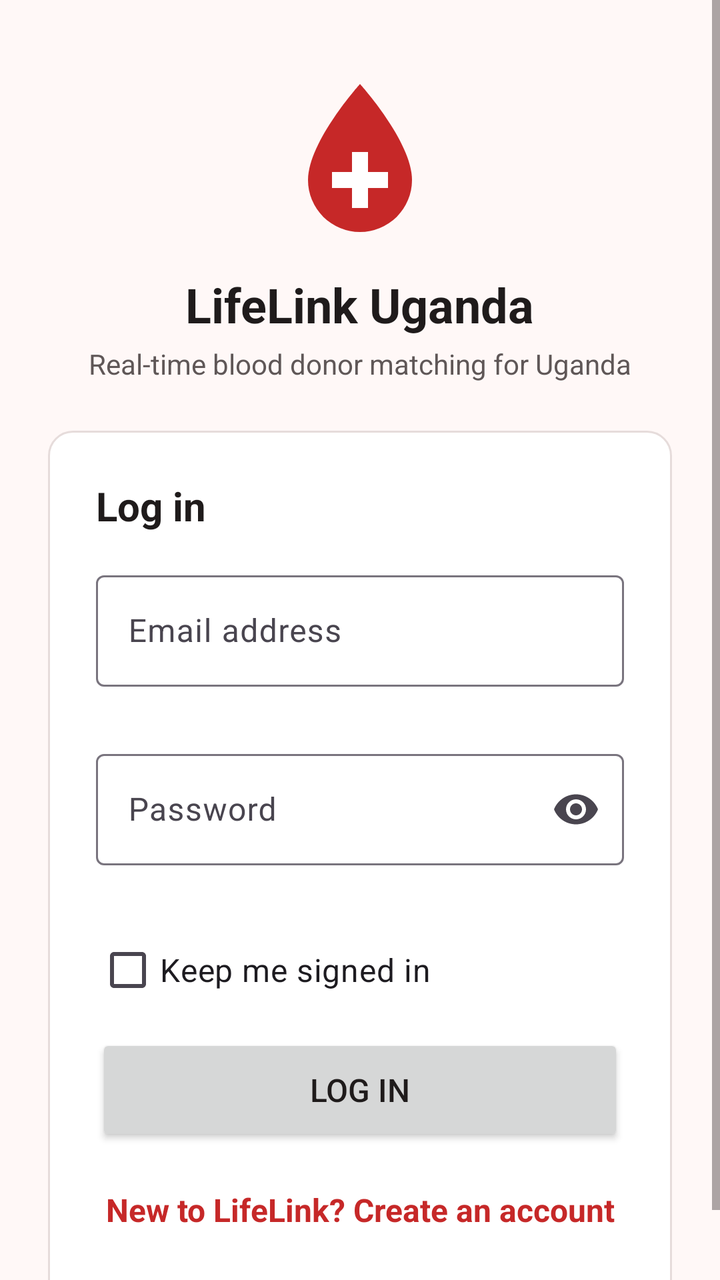
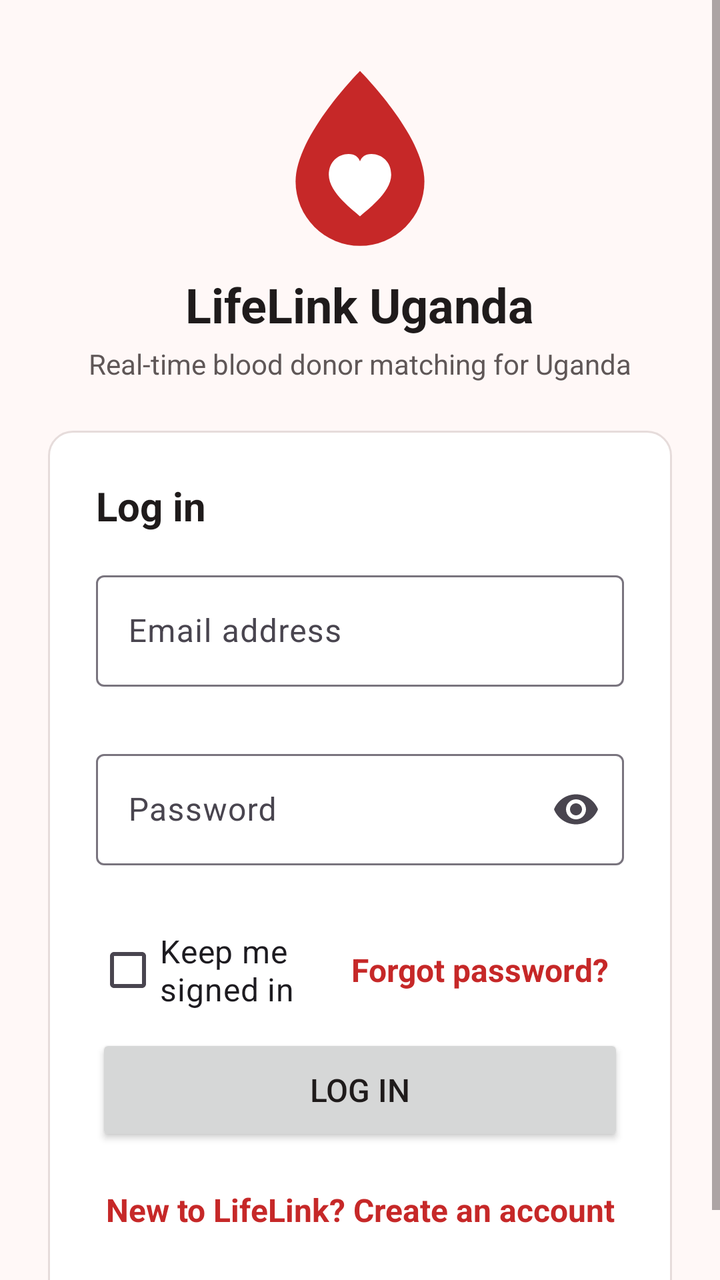

Screens rendered from an Android XML layout before and after an edit, with the pre-edit source and the edit as a unified diff.
<!-- AndroidManifest.xml: application theme Theme.LifeLink -->
<!-- res/layout/activity_login.xml -->
<?xml version="1.0" encoding="utf-8"?>
<ScrollView xmlns:android="http://schemas.android.com/apk/res/android"
    xmlns:app="http://schemas.android.com/apk/res-auto"
    android:layout_width="match_parent"
    android:layout_height="match_parent"
    android:background="@color/background"
    android:fillViewport="true"
    android:fitsSystemWindows="true">

    <androidx.constraintlayout.widget.ConstraintLayout
        android:layout_width="match_parent"
        android:layout_height="wrap_content">

        <LinearLayout
            android:id="@+id/groupBrand"
            android:layout_width="wrap_content"
            android:layout_height="wrap_content"
            android:layout_marginTop="@dimen/space_xl"
            android:gravity="center_horizontal"
            android:orientation="vertical"
            app:layout_constraintBottom_toTopOf="@+id/cardLogin"
            app:layout_constraintEnd_toEndOf="parent"
            app:layout_constraintStart_toStartOf="parent"
            app:layout_constraintTop_toTopOf="parent"
            app:layout_constraintVertical_chainStyle="packed">

            <ImageView
                android:id="@+id/imgLogo"
                android:layout_width="@dimen/logo_size"
                android:layout_height="@dimen/logo_size"
                android:contentDescription="@string/content_logo"
                android:src="@drawable/ic_blood_drop" />

            <TextView
                android:id="@+id/tvAppName"
                style="@style/LL.Text.Headline"
                android:layout_width="wrap_content"
                android:layout_height="wrap_content"
                android:layout_marginTop="@dimen/space_s"
                android:text="@string/app_name" />

            <TextView
                android:id="@+id/tvTagline"
                style="@style/LL.Text.Caption"
                android:layout_width="wrap_content"
                android:layout_height="wrap_content"
                android:layout_marginTop="@dimen/space_xs"
                android:gravity="center"
                android:text="@string/app_tagline" />
        </LinearLayout>

        <LinearLayout
            android:id="@+id/cardLogin"
            style="@style/LL.Card"
            android:layout_width="0dp"
            android:layout_height="wrap_content"
            android:layout_marginStart="@dimen/space_l"
            android:layout_marginTop="@dimen/space_l"
            android:layout_marginEnd="@dimen/space_l"
            android:layout_marginBottom="@dimen/space_l"
            android:orientation="vertical"
            android:padding="@dimen/space_l"
            app:layout_constraintBottom_toBottomOf="parent"
            app:layout_constraintEnd_toEndOf="parent"
            app:layout_constraintStart_toStartOf="parent"
            app:layout_constraintTop_toBottomOf="@+id/groupBrand"
            app:layout_constraintWidth_max="@dimen/card_max_width">

            <TextView
                android:id="@+id/tvLoginHeading"
                style="@style/LL.Text.Title"
                android:layout_width="match_parent"
                android:layout_height="wrap_content"
                android:layout_marginBottom="@dimen/space_m"
                android:text="@string/login_heading" />

            <com.google.android.material.textfield.TextInputLayout
                android:id="@+id/layoutEmail"
                style="@style/Widget.Material3.TextInputLayout.OutlinedBox"
                android:layout_width="match_parent"
                android:layout_height="wrap_content"
                android:hint="@string/hint_email"
                app:errorEnabled="true">

                <com.google.android.material.textfield.TextInputEditText
                    android:id="@+id/txtEmail"
                    android:layout_width="match_parent"
                    android:layout_height="wrap_content"
                    android:autofillHints="emailAddress"
                    android:imeOptions="actionNext"
                    android:inputType="textEmailAddress"
                    android:maxLines="1" />
            </com.google.android.material.textfield.TextInputLayout>

            <com.google.android.material.textfield.TextInputLayout
                android:id="@+id/layoutPassword"
                style="@style/Widget.Material3.TextInputLayout.OutlinedBox"
                android:layout_width="match_parent"
                android:layout_height="wrap_content"
                android:layout_marginTop="@dimen/space_s"
                android:hint="@string/hint_password"
                app:endIconMode="password_toggle"
                app:errorEnabled="true">

                <com.google.android.material.textfield.TextInputEditText
                    android:id="@+id/txtPassword"
                    android:layout_width="match_parent"
                    android:layout_height="wrap_content"
                    android:autofillHints="password"
                    android:imeOptions="actionDone"
                    android:inputType="textPassword"
                    android:maxLines="1" />
            </com.google.android.material.textfield.TextInputLayout>

            <CheckBox
                android:id="@+id/chkRemember"
                android:layout_width="wrap_content"
                android:layout_height="wrap_content"
                android:layout_marginTop="@dimen/space_s"
                android:minHeight="@dimen/touch_target"
                android:text="@string/remember_me"
                android:textSize="@dimen/text_body" />

            <Button
                android:id="@+id/btnLogin"
                android:layout_width="match_parent"
                android:layout_height="@dimen/button_height"
                android:layout_marginTop="@dimen/space_s"
                android:text="@string/action_login"
                android:textSize="@dimen/text_body" />

            <TextView
                android:id="@+id/tvRegisterLink"
                style="@style/LL.Text.Body"
                android:layout_width="match_parent"
                android:layout_height="wrap_content"
                android:layout_marginTop="@dimen/space_s"
                android:background="?attr/selectableItemBackground"
                android:clickable="true"
                android:focusable="true"
                android:gravity="center"
                android:minHeight="@dimen/touch_target"
                android:text="@string/link_register"
                android:textColor="@color/brand_primary"
                android:textStyle="bold" />
        </LinearLayout>
    </androidx.constraintlayout.widget.ConstraintLayout>
</ScrollView>
<!-- resources referenced by this layout -->
<resources>
  <color name="background">#FFF8F7</color>
  <color name="brand_primary">#C62828</color>
  <dimen name="button_height">56dp</dimen>
  <dimen name="card_max_width">480dp</dimen>
  <dimen name="logo_size">96dp</dimen>
  <dimen name="space_l">24dp</dimen>
  <dimen name="space_m">16dp</dimen>
  <dimen name="space_s">8dp</dimen>
  <dimen name="space_xl">32dp</dimen>
  <dimen name="space_xs">4dp</dimen>
  <dimen name="text_body">16sp</dimen>
  <dimen name="touch_target">48dp</dimen>
  <!-- drawable ic_blood_drop (drawable) -->
  <?xml version="1.0" encoding="utf-8"?>
  <vector xmlns:android="http://schemas.android.com/apk/res/android"
      android:width="96dp"
      android:height="96dp"
      android:viewportWidth="24"
      android:viewportHeight="24">
      
      <path
          android:fillColor="@color/brand_primary"
          android:pathData="M12,2.5c0,0 -6.5,7.2 -6.5,12a6.5,6.5 0 0,0 13,0c0,-4.8 -6.5,-12 -6.5,-12z" />
      
      <path
          android:fillColor="#FFFFFF"
          android:pathData="M11,11h2v2.5h2.5v2H13V18h-2v-2.5H8.5v-2H11z" />
  </vector>
  <string name="action_login">Log in</string>
  <string name="app_name">LifeLink Uganda</string>
  <string name="app_tagline">Real-time blood donor matching for Uganda</string>
  <string name="content_logo">LifeLink Uganda logo, a red blood drop with a plus sign</string>
  <string name="hint_email">Email address</string>
  <string name="hint_password">Password</string>
  <string name="link_register">New to LifeLink? Create an account</string>
  <string name="login_heading">Log in</string>
  <string name="remember_me">Keep me signed in</string>
  <style name="LL.Card">
          <item name="android:background">@drawable/bg_card</item>
          <item name="android:padding">@dimen/space_m</item>
      </style>
  <style name="LL.Text.Body">
          <item name="android:textSize">@dimen/text_body</item>
          <item name="android:textColor">@color/text_primary</item>
      </style>
  <style name="LL.Text.Caption">
          <item name="android:textSize">@dimen/text_caption</item>
          <item name="android:textColor">@color/text_secondary</item>
      </style>
  <style name="LL.Text.Headline">
          <item name="android:textSize">@dimen/text_headline</item>
          <item name="android:textColor">@color/text_primary</item>
          <item name="android:textStyle">bold</item>
      </style>
  <style name="LL.Text.Title">
          <item name="android:textSize">@dimen/text_title</item>
          <item name="android:textColor">@color/text_primary</item>
          <item name="android:textStyle">bold</item>
      </style>
  <!-- drawable bg_card (drawable) -->
  <?xml version="1.0" encoding="utf-8"?>
  <shape xmlns:android="http://schemas.android.com/apk/res/android"
      android:shape="rectangle">
      <solid android:color="@color/surface" />
      <stroke
          android:width="1dp"
          android:color="@color/divider" />
      <corners android:radius="@dimen/corner_radius" />
  </shape>
  <color name="text_primary">#1F1B1B</color>
  <dimen name="text_caption">14sp</dimen>
  <color name="text_secondary">#5F5757</color>
  <dimen name="text_headline">24sp</dimen>
  <dimen name="text_title">20sp</dimen>
  <color name="brand_on_primary">#FFFFFF</color>
  <color name="brand_secondary">#00695C</color>
  <color name="surface">#FFFFFF</color>
  <color name="status_error">#B3261E</color>
  <color name="divider">#E6DCDB</color>
  <dimen name="corner_radius">12dp</dimen>
  <!-- unchanged entries left out for length: 1 -->
</resources>

<!-- the commit's change to res/layout/activity_login.xml (unified diff, before → after) -->
@@ -112,14 +112,38 @@
                     android:maxLines="1" />
             </com.google.android.material.textfield.TextInputLayout>
 
-            <CheckBox
-                android:id="@+id/chkRemember"
-                android:layout_width="wrap_content"
+            <LinearLayout
+                android:layout_width="match_parent"
                 android:layout_height="wrap_content"
                 android:layout_marginTop="@dimen/space_s"
-                android:minHeight="@dimen/touch_target"
-                android:text="@string/remember_me"
-                android:textSize="@dimen/text_body" />
+                android:gravity="center_vertical"
+                android:orientation="horizontal">
+
+                <CheckBox
+                    android:id="@+id/chkRemember"
+                    android:layout_width="0dp"
+                    android:layout_height="wrap_content"
+                    android:layout_weight="1"
+                    android:minHeight="@dimen/touch_target"
+                    android:text="@string/remember_me"
+                    android:textSize="@dimen/text_body" />
+
+                <TextView
+                    android:id="@+id/tvForgotLink"
+                    style="@style/LL.Text.Body"
+                    android:layout_width="wrap_content"
+                    android:layout_height="wrap_content"
+                    android:background="?attr/selectableItemBackground"
+                    android:clickable="true"
+                    android:focusable="true"
+                    android:gravity="center"
+                    android:minHeight="@dimen/touch_target"
+                    android:paddingStart="@dimen/space_s"
+                    android:paddingEnd="@dimen/space_s"
+                    android:text="@string/link_forgot"
+                    android:textColor="@color/brand_primary"
+                    android:textStyle="bold" />
+            </LinearLayout>
 
             <Button
                 android:id="@+id/btnLogin"
<!-- resource entries referenced after the edit -->
@@ -17,23 +17,26 @@
   <vector xmlns:android="http://schemas.android.com/apk/res/android"
       android:width="96dp"
       android:height="96dp"
-      android:viewportWidth="24"
-      android:viewportHeight="24">
-      
-      <path
-          android:fillColor="@color/brand_primary"
-          android:pathData="M12,2.5c0,0 -6.5,7.2 -6.5,12a6.5,6.5 0 0,0 13,0c0,-4.8 -6.5,-12 -6.5,-12z" />
-      
-      <path
-          android:fillColor="#FFFFFF"
-          android:pathData="M11,11h2v2.5h2.5v2H13V18h-2v-2.5H8.5v-2H11z" />
+      android:viewportWidth="72"
+      android:viewportHeight="72">
+      <group
+          android:translateX="-18"
+          android:translateY="-18">
+          <path
+              android:fillColor="@color/brand_primary"
+              android:pathData="M54,20.65 C54,20.65 29.85,44.80 29.85,62.05 A24.15,24.15 0 0 0 78.15,62.05 C78.15,44.80 54,20.65 54,20.65 Z" />
+          <path
+              android:fillColor="#FFFFFF"
+              android:pathData="M54.00,75.15 C52.05,73.20 42.30,66.38 42.30,59.55 C42.30,54.67 45.81,51.75 49.71,51.75 C52.05,51.75 53.41,52.92 54.00,54.48 C54.59,52.92 55.95,51.75 58.29,51.75 C62.19,51.75 65.70,54.67 65.70,59.55 C65.70,66.38 55.95,73.20 54.00,75.15 Z" />
+      </group>
   </vector>
   <string name="action_login">Log in</string>
   <string name="app_name">LifeLink Uganda</string>
   <string name="app_tagline">Real-time blood donor matching for Uganda</string>
-  <string name="content_logo">LifeLink Uganda logo, a red blood drop with a plus sign</string>
+  <string name="content_logo">LifeLink Uganda logo, a red blood drop with a white heart</string>
   <string name="hint_email">Email address</string>
   <string name="hint_password">Password</string>
+  <string name="link_forgot">Forgot password?</string>
   <string name="link_register">New to LifeLink? Create an account</string>
   <string name="login_heading">Log in</string>
   <string name="remember_me">Keep me signed in</string>
